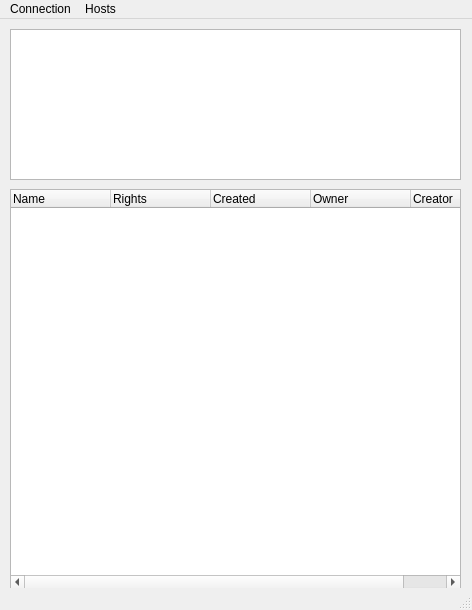
ilyavlasoff/RemoteHostsManager, file ui/MainWindow.ui: the form before one commit.
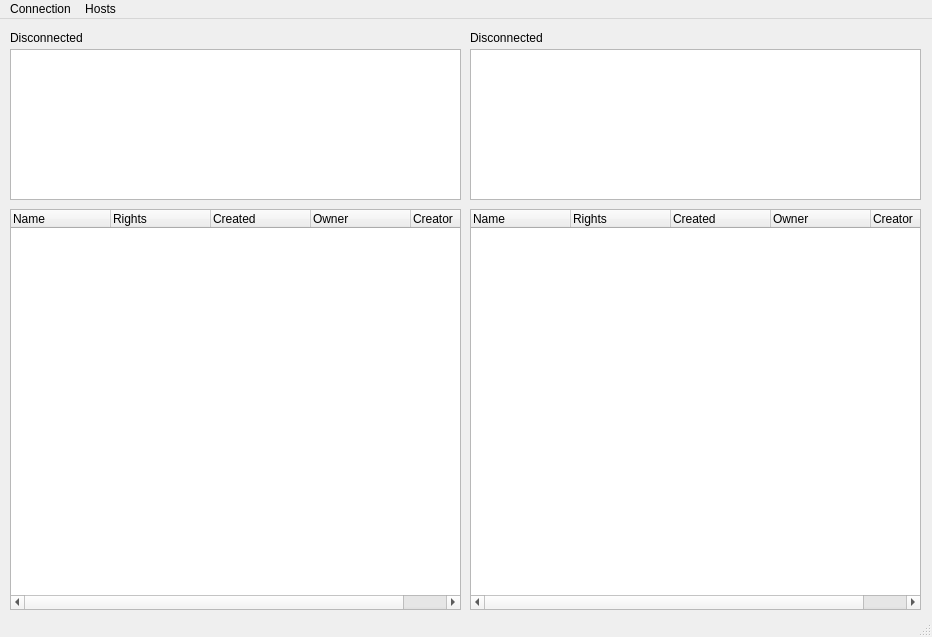
The form after the commit.

Patch:
```diff
--- a/ui/MainWindow.ui
+++ b/ui/MainWindow.ui
@@ -6,8 +6,8 @@
    <rect>
     <x>0</x>
     <y>0</y>
-    <width>472</width>
-    <height>610</height>
+    <width>932</width>
+    <height>637</height>
    </rect>
   </property>
   <property name="windowTitle">
@@ -18,7 +18,7 @@
     <property name="geometry">
      <rect>
       <x>10</x>
-      <y>170</y>
+      <y>190</y>
       <width>451</width>
       <height>401</height>
      </rect>
@@ -56,19 +56,93 @@
     <property name="geometry">
      <rect>
       <x>10</x>
-      <y>10</y>
+      <y>30</y>
       <width>451</width>
       <height>151</height>
      </rect>
     </property>
    </widget>
+   <widget class="QListWidget" name="partitionsListWidgetRight">
+    <property name="geometry">
+     <rect>
+      <x>470</x>
+      <y>30</y>
+      <width>451</width>
+      <height>151</height>
+     </rect>
+    </property>
+   </widget>
+   <widget class="QTreeWidget" name="catalogTreeWidgetRight">
+    <property name="geometry">
+     <rect>
+      <x>470</x>
+      <y>190</y>
+      <width>451</width>
+      <height>401</height>
+     </rect>
+    </property>
+    <property name="columnCount">
+     <number>5</number>
+    </property>
+    <column>
+     <property name="text">
+      <string notr="true">Name</string>
+     </property>
+    </column>
+    <column>
+     <property name="text">
+      <string>Rights</string>
+     </property>
+    </column>
+    <column>
+     <property name="text">
+      <string>Created</string>
+     </property>
+    </column>
+    <column>
+     <property name="text">
+      <string>Owner</string>
+     </property>
+    </column>
+    <column>
+     <property name="text">
+      <string>Creator</string>
+     </property>
+    </column>
+   </widget>
+   <widget class="QLabel" name="connectionInfoLabelLeft">
+    <property name="geometry">
+     <rect>
+      <x>10</x>
+      <y>10</y>
+      <width>451</width>
+      <height>17</height>
+     </rect>
+    </property>
+    <property name="text">
+     <string>Disconnected</string>
+    </property>
+   </widget>
+   <widget class="QLabel" name="connectionInfoLabelRight">
+    <property name="geometry">
+     <rect>
+      <x>470</x>
+      <y>10</y>
+      <width>451</width>
+      <height>17</height>
+     </rect>
+    </property>
+    <property name="text">
+     <string>Disconnected</string>
+    </property>
+   </widget>
   </widget>
   <widget class="QMenuBar" name="menubar">
    <property name="geometry">
     <rect>
      <x>0</x>
      <y>0</y>
-     <width>472</width>
+     <width>932</width>
      <height>22</height>
     </rect>
    </property>
```
Left out of the diff: 25 changed lines with no effect on the pictures.
